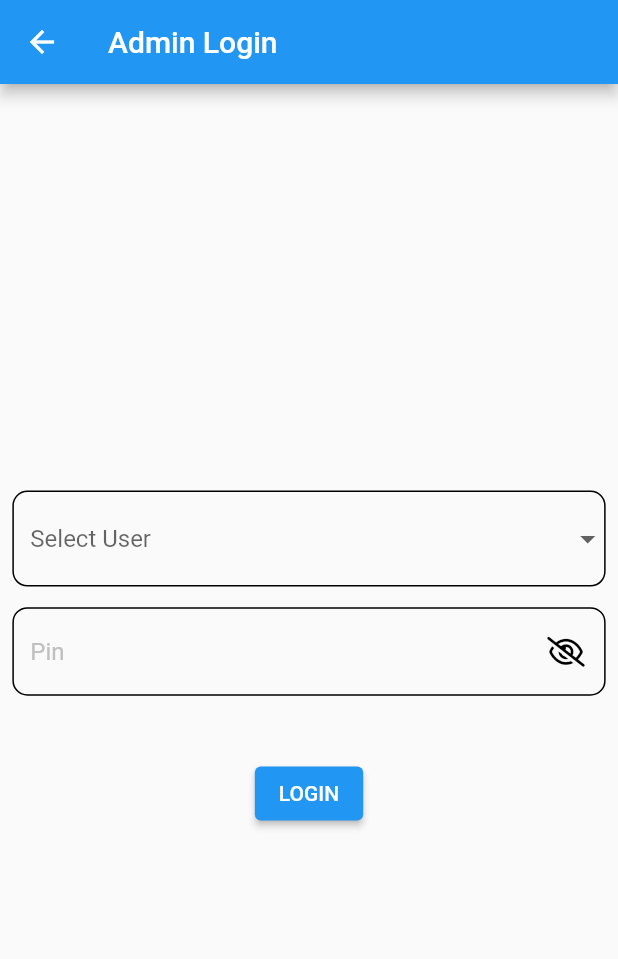
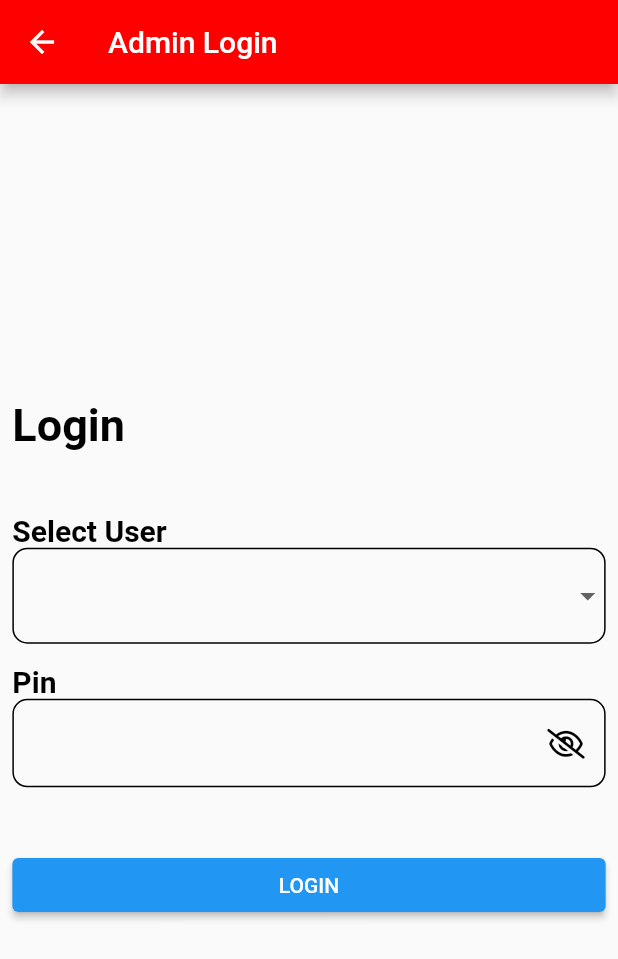
Before and after one commit to MohitSingh2002/poshan, a Flutter app: the screen it shows after launch, after a tap on "Admin", on a phone screen of 412 x 824 dp. Shown: the top 959 px of the screen. Run offline on Flutter 3.47's test engine with Material 2 defaults, Android fonts, the phone set to English and light mode, and no system bars; our stand-ins replace cloud_firestore, date_picker_timeline, firebase_auth, firebase_core, fluttertoast, font_awesome_flutter and 2 more; accounts and stored records are empty.

Commit message:
UI Changes.

```diff
--- a/lib/main.dart
+++ b/lib/main.dart
@@ -1,5 +1,6 @@
 import 'package:flutter/material.dart';
 import 'package:flutter/services.dart';
+import 'package:poshan/constants/constant_colors.dart';
 import 'package:poshan/handlers/auth_handler.dart';
 import 'package:poshan/providers/food_details_provider.dart';
 import 'package:poshan/screens/school_home_screen.dart';
@@ -25,9 +26,14 @@ class MyApp extends StatelessWidget {
     providers: [
       ChangeNotifierProvider(create: (context) => FoodDetailsProvider()),
     ],
-    child: const MaterialApp(
+    child: MaterialApp(
       debugShowCheckedModeBanner: false,
-      home: AuthHandler(),
+      theme: ThemeData(
+        appBarTheme: const AppBarTheme(
+          color: ConstantColors.RED,
+        ),
+      ),
+      home: const AuthHandler(),
       // home: SchoolHomeScreen(),
     ),
   );
--- a/lib/screens/admin_login_screen.dart
+++ b/lib/screens/admin_login_screen.dart
@@ -7,6 +7,7 @@ import 'package:poshan/screens/state_home_screen.dart';
 import 'package:poshan/services/firebase_service.dart';
 import 'package:poshan/services/prefs_helper.dart';
 import 'package:poshan/widgets/custom_drop_down.dart';
+import 'package:poshan/widgets/custom_text.dart';
 import 'package:poshan/widgets/custom_text_field.dart';
 
 class AdminLoginScreen extends StatefulWidget {
@@ -43,10 +44,16 @@ class _AdminLoginScreenState extends State<AdminLoginScreen> {
           child: Center(
             child: Column(
               mainAxisAlignment: MainAxisAlignment.center,
+              crossAxisAlignment: CrossAxisAlignment.start,
               children: [
+                CustomText(text: 'Login', isRequired: false, fontSize: 30,),
+                SizedBox(
+                  height: width / 10.0,
+                ),
+                CustomText(text: 'Select User', isRequired: false),
                 CustomDropDown(
                   value: userName,
-                  labelText: 'Select User',
+                  labelText: '',
                   borderColor: ConstantColors.BLACK,
                   items: const ['Central', 'State', 'District',],
                   onChanged: (value) {
@@ -59,9 +66,10 @@ class _AdminLoginScreenState extends State<AdminLoginScreen> {
                 SizedBox(
                   height: width / 30.0,
                 ),
+                CustomText(text: 'Pin', isRequired: false),
                 AuthTextField(
                   controller: passwordController,
-                  hintText: 'Pin',
+                  hintText: '',
                   keyboardType: TextInputType.text,
                   obscureText: isPasswordShown,
                   suffixIcon: Padding(
@@ -86,7 +94,10 @@ class _AdminLoginScreenState extends State<AdminLoginScreen> {
                 SizedBox(
                   height: width / 10.0,
                 ),
-                ElevatedButton(
+                Center(
+                  child: Container(
+                    width: width,
+                    child: ElevatedButton(
                       onPressed: () {
                         setState(() {
                           isLoading = true;
@@ -113,6 +124,8 @@ class _AdminLoginScreenState extends State<AdminLoginScreen> {
                         'LOGIN',
                       ),
                     ),
+                  ),
+                ),
               ],
             ),
           ),
--- a/lib/widgets/custom_button.dart
+++ b/lib/widgets/custom_button.dart
@@ -4,8 +4,9 @@ import 'package:poshan/constants/constant_colors.dart';
 class CustomButton extends StatelessWidget {
   String text;
   dynamic Function()? onTap;
+  double fontSize;
 
-  CustomButton({required this.text, required this.onTap});
+  CustomButton({required this.text, required this.onTap, this.fontSize = 25.0});
 
   @override
   Widget build(BuildContext context) {
@@ -16,18 +17,19 @@ class CustomButton extends StatelessWidget {
       onTap: onTap,
       child: Container(
         padding: EdgeInsets.symmetric(
-          vertical: width / 50.0,
-          horizontal: width / 20.0,
+          vertical: width / 40.0,
+          horizontal: width / 6.0,
         ),
         decoration: BoxDecoration(
             borderRadius: BorderRadius.circular(
-              width / 20.0,
+              width / 30.0,
             ),
             border: Border.all(color: ConstantColors.BLACK)),
         child: Text(
-          '${text}',
+          text,
           style: TextStyle(
             color: ConstantColors.BLACK,
+            fontSize: fontSize,
           ),
         ),
       ),
--- /dev/null
+++ b/lib/widgets/custom_text.dart
@@ -0,0 +1,40 @@
+import 'package:flutter/material.dart';
+import 'package:poshan/constants/constant_colors.dart';
+
+class CustomText extends StatelessWidget {
+  final String text;
+  final bool isRequired;
+  final bool isBold;
+  final double fontSize;
+
+  CustomText(
+      {required this.text,
+        required this.isRequired,
+        this.isBold = true,
+        this.fontSize = 20,
+      });
+
+  @override
+  Widget build(BuildContext context) {
+    return RichText(
+      text: TextSpan(
+        text: text,
+        style: TextStyle(
+          color: ConstantColors.BLACK,
+          fontSize: fontSize,
+          fontWeight: isBold ? FontWeight.w600 : null,
+        ),
+        children: [
+          isRequired
+              ? const TextSpan(
+            text: ' *',
+            style: TextStyle(
+              color: ConstantColors.RED,
+            ),
+          )
+              : const TextSpan(),
+        ],
+      ),
+    );
+  }
+}
--- a/pubspec.yaml
+++ b/pubspec.yaml
@@ -70,8 +70,8 @@ flutter:
   uses-material-design: true
 
   # To add assets to your application, add an assets section, like this:
-  # assets:
-  #   - images/a_dot_burr.jpeg
+  assets:
+   - assets/bg.jpg
   #   - images/a_dot_ham.jpeg
 
   # An image asset can refer to one or more resolution-specific "variants", see
```
Also changed, not shown: lib/providers/food_details_provider.dart (+8 -0 lines), lib/screens/nutrition_screen.dart (+5 -4 lines), lib/screens/school_login_screen.dart (+16 -3 lines), 1 other file. Lines whose indentation alone changed are shown as unchanged.
